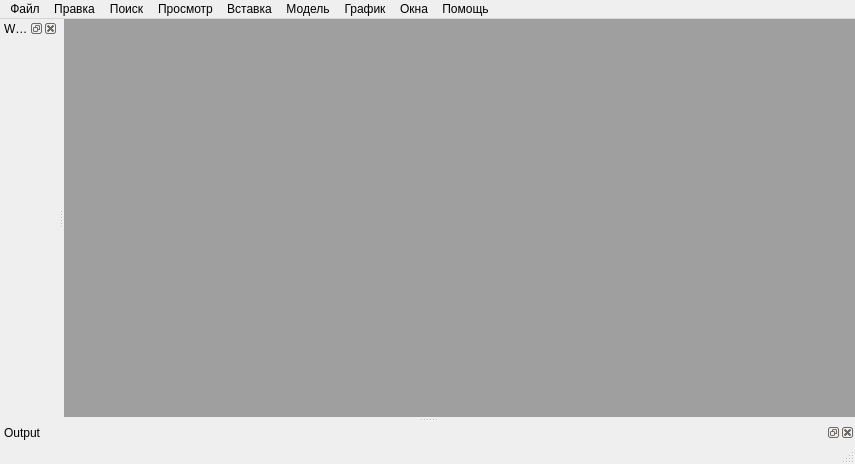
Before: the Qt Designer form rdo/app/rdo_studio/trunk/res/ui/main_window.ui in aurusov/rdo_studio, drawn with Qt 5.
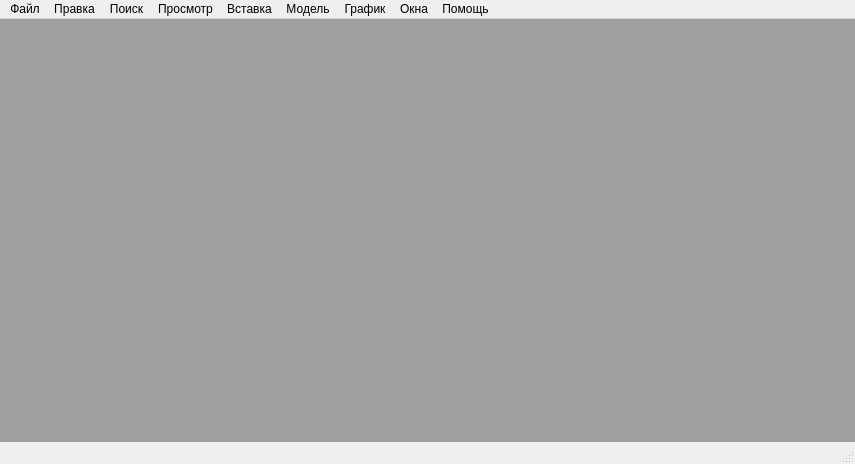
After: the same form once the commit is applied. Icons and pictures are not drawn.

Commit message: * merged revision(s) 8640-8803 from rdo/app/rdo_studio/branches/dev_qt_migration:  - восстановлены fileClose/fileSave/fileSaveAs/fileSaveAll  - восстановлены modelBuild/modelRun/modelStop  - восстановлено меню доков (теперь нет горячих клавишь)  - исправлено закрытие модели  - начало восстановления статус-бара  - восстановлены MDI-окна графиков, procGUI, модели, анимации  - выделены dockBuild, dockDebug, dockResults, dockFind, dockTrace, dockTraceTree, dockFrame, dockProcess  - outputDockWidget больше не нужен  - метод содания mfc-окна вынесен в boost::function

```diff
--- a/rdo/app/rdo_studio/trunk/res/ui/main_window.ui
+++ b/rdo/app/rdo_studio/trunk/res/ui/main_window.ui
@@ -185,24 +185,6 @@
    <addaction name="menuWindow"/>
    <addaction name="menuHelp"/>
   </widget>
-  <widget class="QDockWidget" name="workspaceDockWidget">
-   <property name="windowTitle">
-    <string>Workspace</string>
-   </property>
-   <attribute name="dockWidgetArea">
-    <number>1</number>
-   </attribute>
-   <widget class="QWidget" name="workspaceDockWidgetContents"/>
-  </widget>
-  <widget class="QDockWidget" name="outputDockWidget">
-   <property name="windowTitle">
-    <string>Output</string>
-   </property>
-   <attribute name="dockWidgetArea">
-    <number>8</number>
-   </attribute>
-   <widget class="QWidget" name="outputDockWidgetContents"/>
-  </widget>
   <action name="actFileNew">
    <property name="text">
     <string>Новая модель...</string>
```
Left out of the diff: 20 changed lines with no effect on the pictures. The commit also changes 89 other files.
